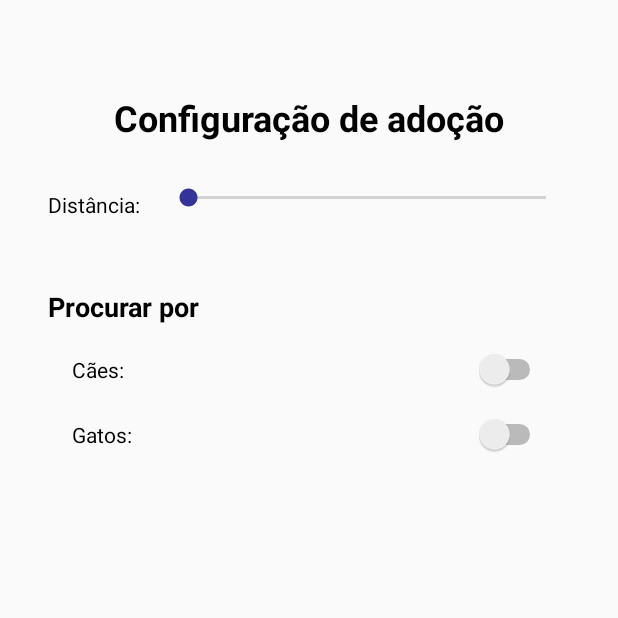
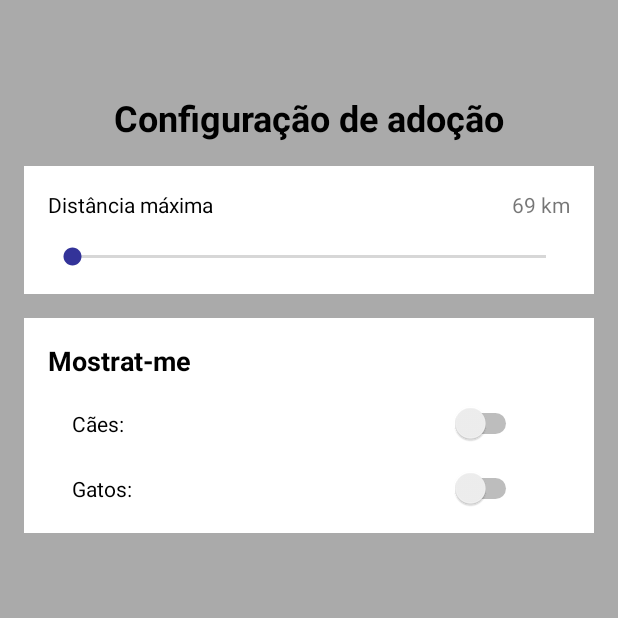
Before and after one commit to victorpereiradepaula/PetsForAll, an Android app: the fragment EditProfileFragment shown on its own in the app's theme, on a phone screen of 412 x 824 dp, the top half of it. Run offline under Robolectric (Android 15) with nearby library versions, the phone set to English and light mode, and no system bars.

Commit message:
pré-style

```diff
--- a/app/src/main/AndroidManifest.xml
+++ b/app/src/main/AndroidManifest.xml
@@ -24,7 +24,8 @@
         <activity android:name=".Login" />
         <activity android:name=".CreateAccount" />
         <activity android:name=".Home" />
-        <activity android:name=".NotImplemented"></activity>
+        <activity android:name=".NotImplemented" />
+        <activity android:name=".Adopt"></activity>
     </application>
 
 </manifest>
--- a/app/src/main/res/layout/fragment_edit_profile.xml
+++ b/app/src/main/res/layout/fragment_edit_profile.xml
@@ -4,14 +4,12 @@
     xmlns:tools="http://schemas.android.com/tools"
     android:layout_width="match_parent"
     android:layout_height="match_parent"
+    android:background="@android:color/darker_gray"
     tools:context=".EditProfileFragment">
-
-    <!-- TODO: Update blank fragment layout -->
 
     <android.support.constraint.ConstraintLayout
         android:layout_width="match_parent"
         android:layout_height="wrap_content"
-        android:layout_alignParentStart="true"
         android:layout_alignParentTop="true"
         android:layout_marginTop="62dp">
 
@@ -29,56 +27,105 @@
             app:layout_constraintStart_toStartOf="parent"
             app:layout_constraintTop_toTopOf="parent" />
 
+        <RelativeLayout
+            android:id="@+id/relativeLayout"
+            android:layout_width="0dp"
+            android:layout_height="wrap_content"
+            android:layout_marginEnd="16dp"
+            android:layout_marginLeft="16dp"
+            android:layout_marginRight="16dp"
+            android:layout_marginStart="16dp"
+            android:layout_marginTop="16dp"
+            android:background="@android:color/white"
+            app:layout_constraintEnd_toEndOf="parent"
+            app:layout_constraintHorizontal_bias="0.0"
+            app:layout_constraintStart_toStartOf="parent"
+            app:layout_constraintTop_toBottomOf="@+id/textView9">
+
+            <android.support.constraint.ConstraintLayout
+                android:layout_width="match_parent"
+                android:layout_height="wrap_content"
+                android:background="@android:color/white">
+
                 <TextView
                     android:id="@+id/textView10"
-            android:layout_width="wrap_content"
+                    android:layout_width="0dp"
                     android:layout_height="wrap_content"
-            android:layout_alignParentStart="true"
                     android:layout_alignTop="@+id/seekBar"
-            android:layout_marginLeft="32dp"
-            android:layout_marginStart="32dp"
-            android:layout_marginTop="32dp"
+                    android:layout_marginEnd="16dp"
+                    android:layout_marginLeft="16dp"
+                    android:layout_marginRight="16dp"
+                    android:layout_marginStart="16dp"
+                    android:layout_marginTop="16dp"
                     android:text="@string/label_distance"
                     android:textColor="@android:color/black"
+                    app:layout_constraintEnd_toStartOf="@+id/textView20"
                     app:layout_constraintStart_toStartOf="parent"
-            app:layout_constraintTop_toBottomOf="@+id/textView9" />
+                    app:layout_constraintTop_toTopOf="parent" />
 
                 <SeekBar
                     android:id="@+id/seekBar"
                     android:layout_width="0dp"
                     android:layout_height="wrap_content"
                     android:layout_alignParentTop="true"
-            android:layout_marginEnd="32dp"
+                    android:layout_marginBottom="16dp"
+                    android:layout_marginTop="16dp"
+                    app:layout_constraintBottom_toBottomOf="parent"
+                    app:layout_constraintEnd_toEndOf="@+id/textView20"
+                    app:layout_constraintHorizontal_bias="0.0"
+                    app:layout_constraintStart_toStartOf="@+id/textView10"
+                    app:layout_constraintTop_toBottomOf="@+id/textView10"
+                    app:layout_constraintVertical_bias="0.0" />
+
+                <TextView
+                    android:id="@+id/textView20"
+                    android:layout_width="wrap_content"
+                    android:layout_height="wrap_content"
+                    android:layout_marginEnd="16dp"
+                    android:layout_marginRight="16dp"
+                    android:text="69 km"
+                    app:layout_constraintEnd_toEndOf="parent"
+                    app:layout_constraintTop_toTopOf="@+id/textView10" />
+            </android.support.constraint.ConstraintLayout>
+        </RelativeLayout>
+
+        <RelativeLayout
+            android:layout_width="match_parent"
+            android:layout_height="wrap_content"
+            android:layout_marginEnd="16dp"
             android:layout_marginLeft="16dp"
-            android:layout_marginRight="32dp"
-            android:layout_marginStart="16dp"
-            android:layout_marginTop="28dp"
-            android:layout_toEndOf="@+id/switch1"
-            app:layout_constraintEnd_toEndOf="parent"
-            app:layout_constraintStart_toEndOf="@+id/textView10"
-            app:layout_constraintTop_toBottomOf="@+id/textView9" />
-
-        <Switch
-            android:id="@+id/switch1"
-            android:layout_width="0dp"
-            android:layout_height="wrap_content"
-            android:layout_alignParentStart="true"
-            android:layout_alignParentTop="true"
-            android:layout_marginEnd="48dp"
-            android:layout_marginLeft="16dp"
-            android:layout_marginRight="48dp"
+            android:layout_marginRight="16dp"
             android:layout_marginStart="16dp"
             android:layout_marginTop="16dp"
-            android:text="@string/label_cats"
+            android:background="@android:color/white"
             app:layout_constraintEnd_toEndOf="parent"
-            app:layout_constraintStart_toStartOf="@+id/textView13"
-            app:layout_constraintTop_toBottomOf="@+id/switch2" />
+            app:layout_constraintStart_toStartOf="parent"
+            app:layout_constraintTop_toBottomOf="@+id/relativeLayout">
+
+            <android.support.constraint.ConstraintLayout
+                android:layout_width="match_parent"
+                android:layout_height="wrap_content"
+                android:background="@android:color/white">
+
+                <TextView
+                    android:id="@+id/textView13"
+                    android:layout_width="wrap_content"
+                    android:layout_height="wrap_content"
+                    android:layout_alignParentTop="true"
+                    android:layout_marginLeft="16dp"
+                    android:layout_marginStart="16dp"
+                    android:layout_marginTop="16dp"
+                    android:text="@string/search_for"
+                    android:textColor="@android:color/black"
+                    android:textSize="18sp"
+                    android:textStyle="bold"
+                    app:layout_constraintStart_toStartOf="parent"
+                    app:layout_constraintTop_toTopOf="parent" />
 
                 <Switch
                     android:id="@+id/switch2"
                     android:layout_width="0dp"
                     android:layout_height="wrap_content"
-            android:layout_alignParentStart="true"
                     android:layout_alignParentTop="true"
                     android:layout_marginTop="16dp"
                     android:text="@string/label_dogs"
@@ -86,19 +133,24 @@
                     app:layout_constraintStart_toStartOf="@+id/switch1"
                     app:layout_constraintTop_toBottomOf="@+id/textView13" />
 
-        <TextView
-            android:id="@+id/textView13"
-            android:layout_width="wrap_content"
+                <Switch
+                    android:id="@+id/switch1"
+                    android:layout_width="0dp"
                     android:layout_height="wrap_content"
-            android:layout_alignParentStart="true"
                     android:layout_alignParentTop="true"
-            android:layout_marginTop="46dp"
-            android:text="@string/search_for"
-            android:textColor="@android:color/black"
-            android:textSize="18sp"
-            android:textStyle="bold"
-            app:layout_constraintStart_toStartOf="@+id/textView10"
-            app:layout_constraintTop_toBottomOf="@+id/textView10" />
+                    android:layout_marginBottom="16dp"
+                    android:layout_marginEnd="48dp"
+                    android:layout_marginLeft="16dp"
+                    android:layout_marginRight="48dp"
+                    android:layout_marginStart="16dp"
+                    android:layout_marginTop="16dp"
+                    android:text="@string/label_cats"
+                    app:layout_constraintBottom_toBottomOf="parent"
+                    app:layout_constraintEnd_toEndOf="parent"
+                    app:layout_constraintStart_toStartOf="@+id/textView13"
+                    app:layout_constraintTop_toBottomOf="@+id/switch2" />
+            </android.support.constraint.ConstraintLayout>
+        </RelativeLayout>
     </android.support.constraint.ConstraintLayout>
 
 </RelativeLayout>
--- a/app/src/main/res/values/strings.xml
+++ b/app/src/main/res/values/strings.xml
@@ -18,14 +18,14 @@
     <string name="species">Espécie</string>
     <string name="cat">Gato</string>
     <string name="dog">Cão</string>
-    <string name="label_description">Descrição</string>
+    <string name="label_description">Descrição:</string>
     <string name="edit">Editar</string>
     <string name="label_dogs">Cães:</string>
     <string name="label_cats">Gatos:</string>
     <string name="button_save">Salvar</string>
     <string name="label_phone">Telefone:</string>
-    <string name="search_for">Procurar por</string>
-    <string name="label_distance">Distância:</string>
+    <string name="search_for">Mostrat-me</string>
+    <string name="label_distance">Distância máxima</string>
     <string name="adoption_setting">Configuração de adoção</string>
     <string name="contact">Contato</string>
     <string name="logout">Sair</string>
--- a/app/src/main/res/values/styles.xml
+++ b/app/src/main/res/values/styles.xml
@@ -2,7 +2,6 @@
 
     <!-- Base application theme. -->
     <style name="AppTheme" parent="Theme.AppCompat.Light.NoActionBar">
-        <!-- Customize your theme here. -->
         <item name="colorPrimary">@color/colorPrimary</item>
         <item name="colorPrimaryDark">@color/colorPrimaryDark</item>
         <item name="colorAccent">@color/colorAccent</item>
```
Also changed, not shown: app/src/main/java/com/example/dell/petsforall/Adopt.java (added, +13 -0 lines), app/src/main/java/com/example/dell/petsforall/AdoptFragment.java (+14 -2 lines), app/src/main/res/drawable/ic_pets.xml (added, +9 -0 lines), app/src/main/res/layout/activity_adopt.xml (added, +114 -0 lines), app/src/main/res/layout/fragment_adopt.xml (+13 -2 lines). Lines whose indentation alone changed are shown as unchanged.
